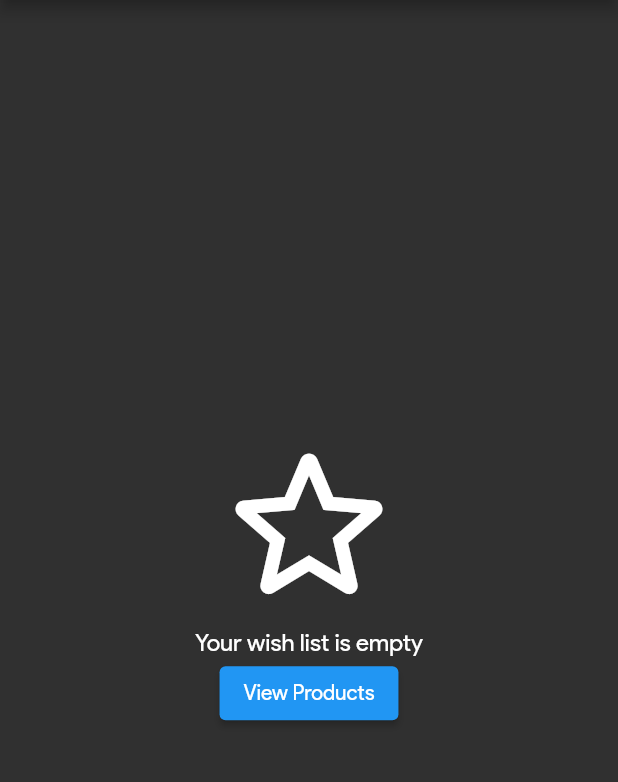
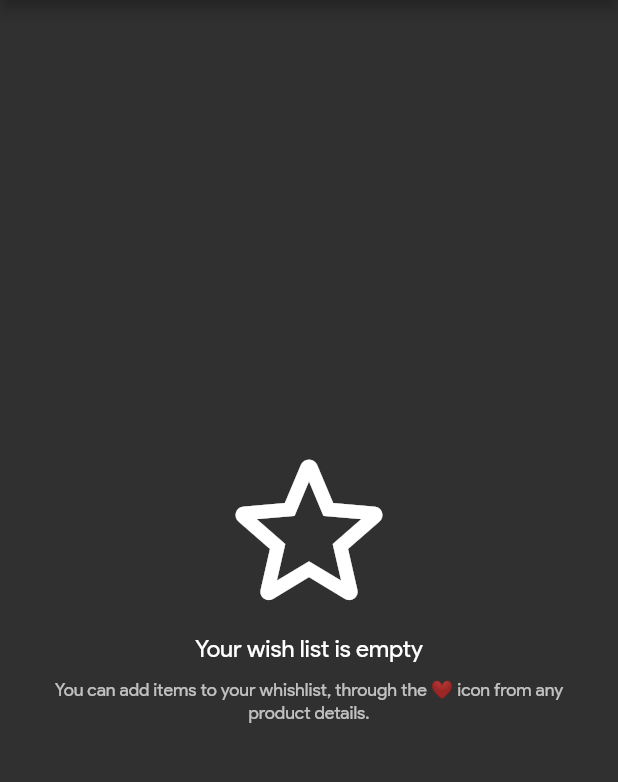
Before and after one commit to OmarMach/ecommerce_skeleton, a Flutter app: the FavoritesScreen screen opened by its route, on a phone screen of 412 x 824 dp, the part 84-866 px from its top. Run offline on Flutter 3.47's test engine with Material 2 defaults, Android fonts, the phone set to English and light mode, and no system bars; our stand-ins replace cached_network_image, carousel_slider, flutter_icons, font_awesome_flutter, photo_view, shared_preferences; missing offline and left inert: woocommerce; accounts and stored records are empty; network calls fail.

Commit message:
added message to empty fav list

```diff
--- a/lib/screens/favoritesScreen.dart
+++ b/lib/screens/favoritesScreen.dart
@@ -43,13 +43,12 @@ class FavoritesScreen extends StatelessWidget {
                                 "Your wish list is empty",
                                 style: textTheme.subtitle1,
                               ),
-                              ElevatedButton(
-                                onPressed: () {
-                                  Navigator.of(context).pushReplacementNamed(
-                                      SearchScreen.routeName);
-                                },
-                                child: Text("View Products"),
-                              )
+                              verticalSeparator,
+                              Text(
+                                "You can add items to your whishlist, through the ❤️ icon from any product details.",
+                                style: textTheme.caption,
+                                textAlign: TextAlign.center,
+                              ),
                             ],
                           ),
                         );
```
